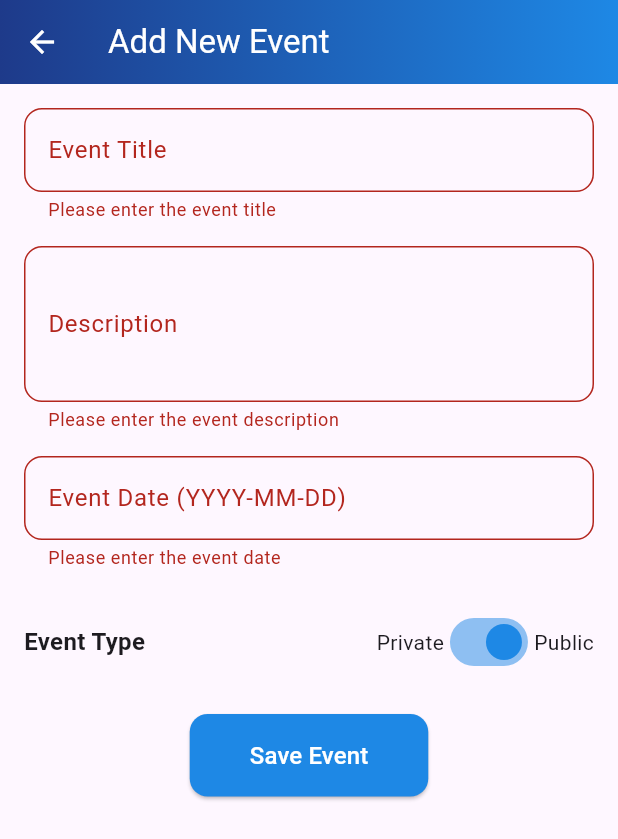
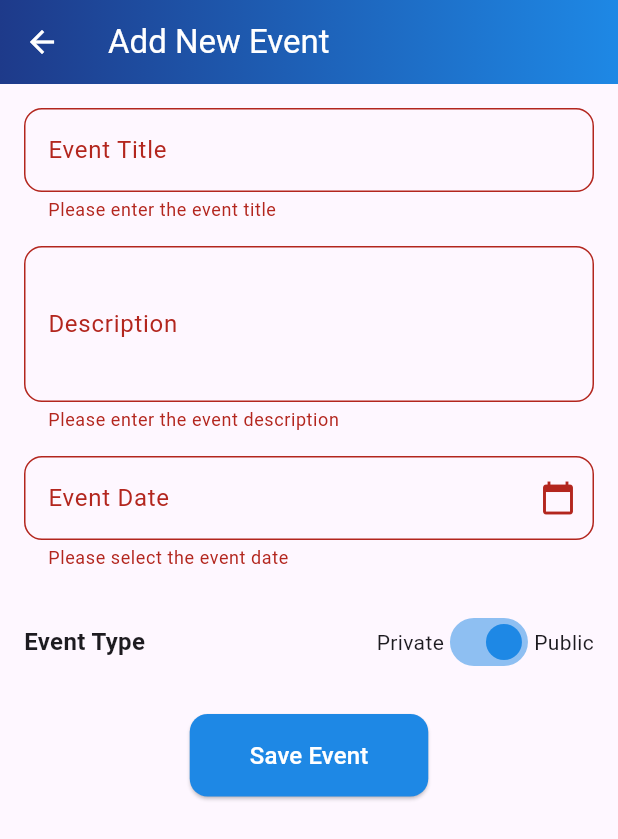
Before and after one commit to MinaMorgan/Hedieaty, a Flutter app: the AddEventPage screen opened directly, after a tap on "Save Event", on a phone screen of 412 x 824 dp. Shown: the top 839 px of the screen. Run offline on Flutter 3.47's test engine with Material 3 defaults, Android fonts, the phone set to English and light mode, and no system bars; our stand-ins replace cloud_firestore, firebase_auth, firebase_core, image_picker, shared_preferences, sqflite; accounts and stored records are empty.

Commit message:
Fix in Add Event UI

```diff
--- a/lib/screens/events/add_event_page.dart
+++ b/lib/screens/events/add_event_page.dart
@@ -14,8 +14,7 @@ class _AddEventPageState extends State<AddEventPage> {
   final TextEditingController descriptionController = TextEditingController();
   final TextEditingController dateController = TextEditingController();
 
-  bool isPublic = true; // Default is Public
-
+  bool isPublic = true;
   final _formKey = GlobalKey<FormState>();
 
   @override
@@ -30,6 +29,7 @@ class _AddEventPageState extends State<AddEventPage> {
             child: Column(
               crossAxisAlignment: CrossAxisAlignment.start,
               children: [
+                // Event Title
                 TextFormField(
                   controller: titleController,
                   decoration: InputDecoration(
@@ -46,6 +46,8 @@ class _AddEventPageState extends State<AddEventPage> {
                   },
                 ),
                 const SizedBox(height: 16.0),
+
+                // Event Description
                 TextFormField(
                   controller: descriptionController,
                   maxLines: 3,
@@ -63,30 +65,39 @@ class _AddEventPageState extends State<AddEventPage> {
                   },
                 ),
                 const SizedBox(height: 16.0),
+
+                // Event Date Picker
                 TextFormField(
                   controller: dateController,
-                  keyboardType: TextInputType.datetime,
+                  readOnly: true,
                   decoration: InputDecoration(
-                    labelText: 'Event Date (YYYY-MM-DD)',
+                    labelText: 'Event Date',
+                    hintText: 'Select a date',
                     border: OutlineInputBorder(
                       borderRadius: BorderRadius.circular(12),
+                    ),
+                    suffixIcon: IconButton(
+                      icon: const Icon(Icons.calendar_today),
+                      onPressed: () => _selectDate(context),
                     ),
                   ),
                   validator: (value) {
                     if (value == null || value.trim().isEmpty) {
-                      return 'Please enter the event date';
+                      return 'Please select the event date';
                     }
                     return null;
                   },
                 ),
                 const SizedBox(height: 24.0),
+
+                // Event Type Toggle (Private/Public)
                 Row(
                   mainAxisAlignment: MainAxisAlignment.spaceBetween,
                   children: [
                     const Text(
                       'Event Type',
                       style:
-                          TextStyle(fontSize: 16, fontWeight: FontWeight.bold),
+                      TextStyle(fontSize: 16, fontWeight: FontWeight.bold),
                     ),
                     Row(
                       children: [
@@ -106,6 +117,8 @@ class _AddEventPageState extends State<AddEventPage> {
                   ],
                 ),
                 const SizedBox(height: 24.0),
+
+                // Save Button
                 Center(
                   child: ElevatedButton(
                     onPressed: _saveEvent,
@@ -133,36 +146,56 @@ class _AddEventPageState extends State<AddEventPage> {
     );
   }
 
+  // Date Picker Functionality
+  Future<void> _selectDate(BuildContext context) async {
+    DateTime? pickedDate = await showDatePicker(
+      context: context,
+      initialDate: DateTime.now(),
+      firstDate: DateTime.now(),
+      lastDate: DateTime(2100),
+    );
+
+    if (pickedDate != null) {
+      setState(() {
+        dateController.text = pickedDate.toString().split(' ')[0];
+      });
+    }
+  }
+
+  // Save Event Functionality
   void _saveEvent() async {
     if (_formKey.currentState!.validate()) {
       final EventController controller = EventController();
 
-      final event = {
-        'title': titleController.text.trim(),
-        'description': descriptionController.text.trim(),
-        'date': dateController.text.trim(),
-        'isPublic': isPublic,
-      };
-      if (await controller.createEvent(event)) {
+      final title = titleController.text.trim();
+      final description = descriptionController.text.trim();
+      final date = dateController.text.trim();
+
+      final result = await controller.createEvent(
+        title,
+        description,
+        date,
+        isPublic,
+      );
+
+      if (result['success']) {
         ScaffoldMessenger.of(context).showSnackBar(
           SnackBar(
             content: isPublic
-                ? Text('Event created publicly!')
-                : Text('Event created privately!'),
+                ? const Text('Event created publicly!')
+                : const Text('Event created privately!'),
             backgroundColor: Colors.green,
           ),
         );
+        Navigator.pop(context);
       } else {
-        // Error feedback
         ScaffoldMessenger.of(context).showSnackBar(
-          SnackBar(
-            content: Text('New Event Creation failed'),
+          const SnackBar(
+            content: Text('Event creation failed. Please try again.'),
             backgroundColor: Colors.red,
           ),
         );
       }
-
-      Navigator.pop(context);
     }
   }
 }
```
